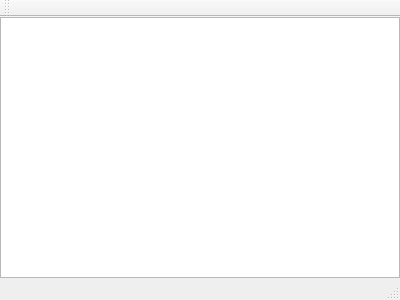
This is gui/guiapp/mainwindow.ui in void-hoge/sudoku as Qt 5 draws it before an edit. The edited form follows.
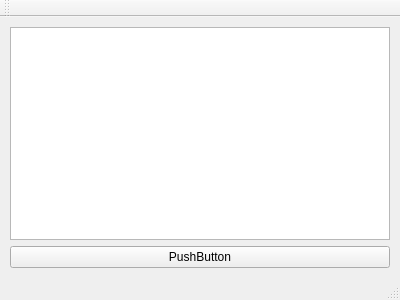
This is the edited form.

Commit message: Set table size to adjust to window size

The edit to the form file:
```diff
--- a/gui/guiapp/mainwindow.ui
+++ b/gui/guiapp/mainwindow.ui
@@ -10,6 +10,12 @@
     <height>300</height>
    </rect>
   </property>
+  <property name="sizePolicy">
+   <sizepolicy hsizetype="Minimum" vsizetype="Minimum">
+    <horstretch>0</horstretch>
+    <verstretch>0</verstretch>
+   </sizepolicy>
+  </property>
   <property name="windowTitle">
    <string>Sudoku solver GUI</string>
   </property>
@@ -17,6 +23,12 @@
    <property name="enabled">
     <bool>true</bool>
    </property>
+   <property name="sizePolicy">
+    <sizepolicy hsizetype="Expanding" vsizetype="Expanding">
+     <horstretch>0</horstretch>
+     <verstretch>0</verstretch>
+    </sizepolicy>
+   </property>
    <layout class="QVBoxLayout" name="verticalLayout">
     <property name="spacing">
      <number>0</number>
@@ -34,14 +46,30 @@
      <number>0</number>
     </property>
     <item>
-     <widget class="QTableWidget" name="tableWidget">
-      <property name="sizePolicy">
-       <sizepolicy hsizetype="Expanding" vsizetype="Expanding">
-        <horstretch>0</horstretch>
-        <verstretch>0</verstretch>
-       </sizepolicy>
+     <layout class="QVBoxLayout" name="verticalLayout_2">
+      <property name="leftMargin">
+       <number>10</number>
       </property>
-     </widget>
+      <property name="topMargin">
+       <number>10</number>
+      </property>
+      <property name="rightMargin">
+       <number>10</number>
+      </property>
+      <property name="bottomMargin">
+       <number>10</number>
+      </property>
+      <item>
+       <widget class="QTableWidget" name="tableWidget"/>
+      </item>
+      <item>
+       <widget class="QPushButton" name="pushButton">
+        <property name="text">
+         <string>PushButton</string>
+        </property>
+       </widget>
+      </item>
+     </layout>
     </item>
    </layout>
   </widget>
```
Left out of the diff: 2 changed lines with no effect on the pictures. The commit also changes 1 other file.
